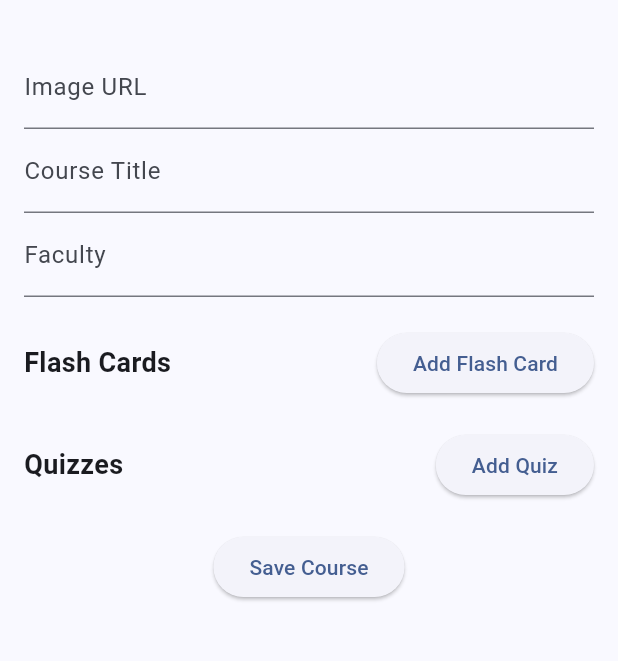
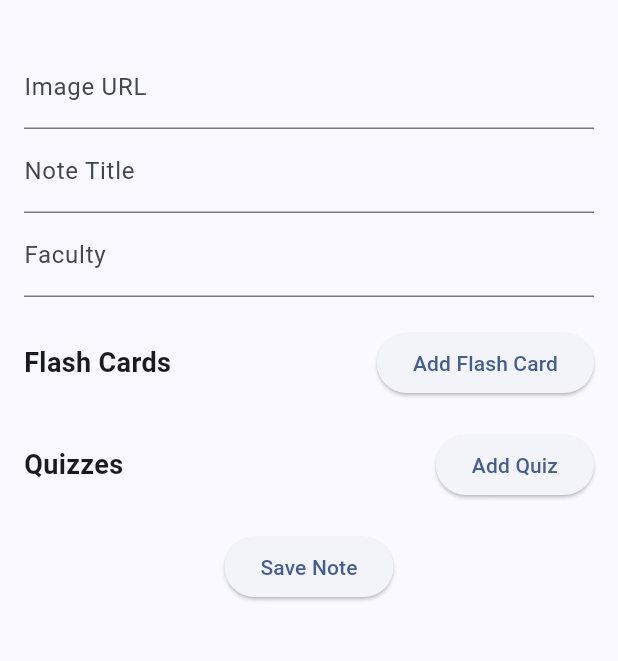
Before and after one commit to Roya1jr/study_app, a Flutter app: the CreatorPage screen opened directly, on a phone screen of 412 x 824 dp, the part 63-724 px from its top. Run offline on Flutter 3.47's test engine with Material 3 defaults, Android fonts, the phone set to English and light mode, and no system bars; drawn by our look-alikes of flutter_form_builder; our stand-ins replace carousel_slider, flip_card, form_builder_validators; missing offline and left inert: fluid_bottom_nav_bar.

Commit message:
Updated Naming

```diff
--- a/lib/assets/quiz.dart
+++ b/lib/assets/quiz.dart
@@ -1,6 +1,6 @@
 import 'package:study_app/models/models.dart';
 
-final List<Map<String, dynamic>> _fetchedCourses = [
+final List<Map<String, dynamic>> _fetchedNotes = [
   {
     'image':
         'https://flutter.github.io/assets-for-api-docs/assets/widgets/owl.jpg',
@@ -727,7 +727,7 @@ final List<Map<String, dynamic>> _fetchedCourses = [
   },
 ];
 
-List<Map<String, dynamic>> get lCourses => _fetchedCourses;
+List<Map<String, dynamic>> get lNotes => _fetchedNotes;
 
-final List<Course> dbCourses =
-    _fetchedCourses.map((json) => Course.fromJson(json)).toList();
+final List<Note> dbNotes =
+    _fetchedNotes.map((json) => Note.fromJson(json)).toList();
--- a/lib/components/cards.dart
+++ b/lib/components/cards.dart
@@ -31,20 +31,19 @@ class FlipFlashCard extends StatelessWidget {
   }
 }
 
-class CourseListCard extends StatelessWidget {
-  final Course course;
+class NoteListCard extends StatelessWidget {
+  final Note note;
   final Function() onRemove;
 
-  const CourseListCard(
-      {super.key, required this.course, required this.onRemove});
+  const NoteListCard({super.key, required this.note, required this.onRemove});
 
   @override
   Widget build(BuildContext context) {
     return Card(
       child: ListTile(
-        leading: Image.network(course.imageUrl),
-        title: Text(course.title),
-        subtitle: Text(course.faculty),
+        leading: Image.network(note.imageUrl),
+        title: Text(note.title),
+        subtitle: Text(note.faculty),
         trailing: IconButton(
           icon: const Icon(Icons.delete),
           onPressed: onRemove,
@@ -53,7 +52,7 @@ class CourseListCard extends StatelessWidget {
           Navigator.push(
             context,
             MaterialPageRoute(
-              builder: (context) => CourseContentPage(course: course),
+              builder: (context) => NoteContentPage(note: note),
             ),
           );
         },
@@ -62,17 +61,17 @@ class CourseListCard extends StatelessWidget {
   }
 }
 
-class CourseCard extends StatelessWidget {
+class NoteCard extends StatelessWidget {
   final String imageUrl;
-  final String courseTitle;
+  final String noteTitle;
   final String faculty;
   final bool isFavorite;
   final VoidCallback onFavoriteToggle;
 
-  const CourseCard({
+  const NoteCard({
     super.key,
     required this.imageUrl,
-    required this.courseTitle,
+    required this.noteTitle,
     required this.faculty,
     required this.isFavorite,
     required this.onFavoriteToggle,
@@ -131,7 +130,7 @@ class CourseCard extends StatelessWidget {
                   crossAxisAlignment: CrossAxisAlignment.start,
                   children: [
                     Text(
-                      courseTitle,
+                      noteTitle,
                       style: const TextStyle(
                         fontSize: 32,
                         fontWeight: FontWeight.bold,
@@ -156,3 +155,25 @@ class CourseCard extends StatelessWidget {
     );
   }
 }
+
+class ListFlashCard extends StatelessWidget {
+  final FlashCard flashCard;
+  final VoidCallback onDelete;
+
+  const ListFlashCard(
+      {super.key, required this.flashCard, required this.onDelete});
+
+  @override
+  Widget build(BuildContext context) {
+    return Card(
+      child: ListTile(
+        title: Text(flashCard.question),
+        subtitle: Text(flashCard.answer),
+        trailing: IconButton(
+          icon: const Icon(Icons.delete),
+          onPressed: onDelete,
+        ),
+      ),
+    );
+  }
+}
--- a/lib/components/navbar.dart
+++ b/lib/components/navbar.dart
@@ -65,7 +65,7 @@ class _BottomNavBarState extends State<BottomNavBar> {
           _child = const NotesPage();
           break;
         case 2:
-          _child = const CourseListPage();
+          _child = const NoteListPage();
           break;
       }
     });
--- a/lib/main.dart
+++ b/lib/main.dart
@@ -20,50 +20,63 @@ class MyAppState extends ChangeNotifier {
     notifyListeners();
   }
 
-  final List<Course> _createdCourses = [];
-  List<Course> get customCourses => _createdCourses;
+  final List<Note> _createdNotes = [];
+  List<Note> get customNotes => _createdNotes;
 
-  final List<Course> _fetchedCourses = dbCourses;
-  List<Course> get courses => _fetchedCourses;
+  final List<Note> _fetchedNotes = dbNotes;
+  List<Note> get notes => _fetchedNotes;
 
-  final List<Course> _favorites = [];
-  List<Course> get favorites => _favorites;
+  final List<Note> _favorites = [];
+  List<Note> get favorites => _favorites;
 
-  void toggleFavorite(Course mycourse) {
-    if (_favorites.contains(mycourse)) {
-      _favorites.remove(mycourse);
+  void toggleFavorite(Note mynote) {
+    if (_favorites.contains(mynote)) {
+      _favorites.remove(mynote);
     } else {
-      _favorites.add(mycourse);
+      _favorites.add(mynote);
     }
     notifyListeners();
   }
 
-  void addCourse(Course newCourse) {
-    final existingCourseIndex = _createdCourses.indexWhere(
-      (course) => course.title == newCourse.title,
+  void addNote(Note newNote) {
+    final existingNoteIndex = _createdNotes.indexWhere(
+      (note) => note.title == newNote.title,
     );
 
-    if (existingCourseIndex != -1) {
-      _createdCourses[existingCourseIndex] = newCourse;
-      print("Updating existing course");
+    if (existingNoteIndex != -1) {
+      _createdNotes[existingNoteIndex] = newNote;
+      print("Updating existing note");
     } else {
-      _createdCourses.add(newCourse);
-      print("Adding new course");
+      _createdNotes.add(newNote);
+      print("Adding new note");
     }
     notifyListeners();
   }
 
-  void removeCourse(Course mycourse) {
-    toggleFavorite(mycourse);
-    _createdCourses.remove(mycourse);
-    _fetchedCourses.remove(mycourse);
+  void removeNote(Note mynote) {
+    toggleFavorite(mynote);
+    _createdNotes.remove(mynote);
+    _fetchedNotes.remove(mynote);
     notifyListeners();
   }
 
-  void shareCourse(Course course) {
-    if (!_fetchedCourses.contains(course)) {
-      _fetchedCourses.add(course);
-      print("Shared course: ${course.title}");
+  void shareNote(Note newNote) {
+    // if (!_fetchedNotes.contains(note)) {
+    //   _fetchedNotes.add(note);
+    //   print("Shared note: ${note.title}");
+    // }
+    // notifyListeners();
+
+    final existingNoteIndex = _fetchedNotes.indexWhere(
+      (note) => note.title == newNote.title,
+    );
+
+    if (existingNoteIndex != -1) {
+      _fetchedNotes[existingNoteIndex] = newNote;
+      print("Updating existing note");
+    } else {
+      _fetchedNotes.add(newNote);
+      print("Adding new note");
     }
     notifyListeners();
   }
--- a/lib/models/models.dart
+++ b/lib/models/models.dart
@@ -1,11 +1,11 @@
-class Course {
+class Note {
   final String imageUrl;
   final String title;
   final String faculty;
   final List<FlashCard> flashCards;
   final List<Quiz> quizzes;
 
-  Course({
+  Note({
     required this.imageUrl,
     required this.title,
     required this.faculty,
@@ -13,8 +13,8 @@ class Course {
     required this.quizzes,
   });
 
-  factory Course.fromJson(Map<String, dynamic> json) {
-    return Course(
+  factory Note.fromJson(Map<String, dynamic> json) {
+    return Note(
       imageUrl: json['image'],
       title: json['title'],
       faculty: json['faculty'],
--- a/lib/views/content.dart
+++ b/lib/views/content.dart
@@ -4,10 +4,10 @@ import 'package:flip_card/flip_card.dart';
 import 'package:study_app/components/cards.dart';
 import 'package:study_app/models/models.dart';
 
-class CourseContentPage extends StatelessWidget {
-  final Course course;
+class NoteContentPage extends StatelessWidget {
+  final Note note;
 
-  const CourseContentPage({super.key, required this.course});
+  const NoteContentPage({super.key, required this.note});
 
   @override
   Widget build(BuildContext context) {
@@ -15,7 +15,7 @@ class CourseContentPage extends StatelessWidget {
       length: 2,
       child: Scaffold(
         appBar: AppBar(
-          title: Text(course.title),
+          title: Text(note.title),
           centerTitle: true,
           bottom: const TabBar(
             tabs: [
@@ -37,7 +37,7 @@ class CourseContentPage extends StatelessWidget {
                 autoPlay: false,
                 enlargeCenterPage: true,
               ),
-              items: course.flashCards.map<Widget>((flashCard) {
+              items: note.flashCards.map<Widget>((flashCard) {
                 return Padding(
                   padding: const EdgeInsets.symmetric(
                       horizontal: 16.0, vertical: 8.0),
@@ -54,9 +54,9 @@ class CourseContentPage extends StatelessWidget {
             Padding(
               padding: const EdgeInsets.all(8.0),
               child: ListView.builder(
-                itemCount: course.quizzes.length,
+                itemCount: note.quizzes.length,
                 itemBuilder: (context, index) {
-                  final quiz = course.quizzes[index];
+                  final quiz = note.quizzes[index];
                   return Card(
                     child: ListTile(
                       title: Text(quiz.title),
--- a/lib/views/creator.dart
+++ b/lib/views/creator.dart
@@ -2,17 +2,17 @@ import 'package:flutter/material.dart';
 import 'package:flutter_form_builder/flutter_form_builder.dart';
 import 'package:form_builder_validators/form_builder_validators.dart';
 import 'package:provider/provider.dart';
+import 'package:study_app/components/cards.dart';
 import 'package:study_app/main.dart';
-import 'package:study_app/components/flashcard_widget.dart';
 import 'package:study_app/components/quiz_widget.dart';
 import 'package:study_app/components/flashcard_dialog.dart';
 import 'package:study_app/components/quiz_dialog.dart';
 import 'package:study_app/models/models.dart';
 
 class CreatorPage extends StatefulWidget {
-  final Course? course;
+  final Note? note;
 
-  const CreatorPage({super.key, this.course});
+  const CreatorPage({super.key, this.note});
 
   @override
   State<CreatorPage> createState() => _CreatorPageState();
@@ -27,16 +27,16 @@ class _CreatorPageState extends State<CreatorPage> {
   @override
   void initState() {
     super.initState();
-    if (widget.course != null) {
-      flashCards = widget.course!.flashCards;
-      quizzes = widget.course!.quizzes;
+    if (widget.note != null) {
+      flashCards = widget.note!.flashCards;
+      quizzes = widget.note!.quizzes;
     }
   }
 
   void _submitForm() {
     if (_formKey.currentState?.saveAndValidate() ?? false) {
       final formData = _formKey.currentState!.value;
-      final course = Course(
+      final note = Note(
           imageUrl: formData['image'],
           title: formData['title'],
           faculty: formData['faculty'],
@@ -44,7 +44,7 @@ class _CreatorPageState extends State<CreatorPage> {
           quizzes: quizzes);
 
       final appState = Provider.of<MyAppState>(context, listen: false);
-      appState.addCourse(course);
+      appState.addNote(note);
       Navigator.pop(context);
     }
   }
@@ -81,11 +81,11 @@ class _CreatorPageState extends State<CreatorPage> {
         padding: const EdgeInsets.all(16),
         child: FormBuilder(
           key: _formKey,
-          initialValue: widget.course != null ? widget.course!.toJson() : {},
+          initialValue: widget.note != null ? widget.note!.toJson() : {},
           child: Column(
             crossAxisAlignment: CrossAxisAlignment.start,
             children: [
-              _buildCourseInfo(),
+              _buildNoteInfo(),
               const SizedBox(height: 20),
               _buildFlashCardsSection(),
               const SizedBox(height: 20),
@@ -94,7 +94,7 @@ class _CreatorPageState extends State<CreatorPage> {
               Center(
                 child: ElevatedButton(
                   onPressed: _submitForm,
-                  child: const Text('Save Course'),
+                  child: const Text('Save Note'),
                 ),
               ),
             ],
@@ -104,7 +104,7 @@ class _CreatorPageState extends State<CreatorPage> {
     );
   }
 
-  Widget _buildCourseInfo() {
+  Widget _buildNoteInfo() {
     return Column(
       children: [
         FormBuilderTextField(
@@ -117,7 +117,7 @@ class _CreatorPageState extends State<CreatorPage> {
         ),
         FormBuilderTextField(
           name: 'title',
-          decoration: const InputDecoration(labelText: 'Course Title'),
+          decoration: const InputDecoration(labelText: 'Note Title'),
           validator: FormBuilderValidators.required(),
         ),
         FormBuilderTextField(
@@ -152,7 +152,7 @@ class _CreatorPageState extends State<CreatorPage> {
           physics: const NeverScrollableScrollPhysics(),
           itemCount: flashCards.length,
           itemBuilder: (context, index) {
-            return FlashCardWidget(
+            return ListFlashCard(
               flashCard: flashCards[index],
               onDelete: () => setState(() => flashCards.removeAt(index)),
             );
--- a/lib/views/creatorlist.dart
+++ b/lib/views/creatorlist.dart
@@ -3,34 +3,34 @@ import 'package:provider/provider.dart';
 import 'package:study_app/main.dart';
 import 'package:study_app/views/creator.dart';
 
-class CourseListPage extends StatelessWidget {
-  const CourseListPage({super.key});
+class NoteListPage extends StatelessWidget {
+  const NoteListPage({super.key});
 
   @override
   Widget build(BuildContext context) {
-    final courses = context.watch<MyAppState>().customCourses;
+    final notes = context.watch<MyAppState>().customNotes;
 
     return Scaffold(
       appBar: AppBar(
-        title: const Text('My Courses'),
+        title: const Text('My Notes'),
         centerTitle: true,
       ),
-      body: courses.isEmpty
-          ? const Center(child: Text('No courses created.'))
+      body: notes.isEmpty
+          ? const Center(child: Text('No notes created.'))
           : ListView.builder(
-              itemCount: courses.length,
+              itemCount: notes.length,
               itemBuilder: (context, index) {
-                final course = courses[index];
+                final note = notes[index];
                 return Card(
                   margin: const EdgeInsets.all(8.0),
                   child: ListTile(
-                    title: Text(course.title),
-                    subtitle: Text(course.faculty),
+                    title: Text(note.title),
+                    subtitle: Text(note.faculty),
                     onTap: () {
                       Navigator.push(
                         context,
                         MaterialPageRoute(
-                          builder: (context) => CreatorPage(course: course),
+                          builder: (context) => CreatorPage(note: note),
                         ),
                       );
                     },
@@ -42,18 +42,18 @@ class CourseListPage extends StatelessWidget {
                           Navigator.push(
                             context,
                             MaterialPageRoute(
-                              builder: (context) => CreatorPage(course: course),
+                              builder: (context) => CreatorPage(note: note),
                             ),
                           );
                         } else if (value == 'share') {
-                          context.read<MyAppState>().shareCourse(course);
+                          context.read<MyAppState>().shareNote(note);
                           ScaffoldMessenger.of(context).showSnackBar(
-                            SnackBar(content: Text('${course.title} shared!')),
+                            SnackBar(content: Text('${note.title} shared!')),
                           );
                         } else if (value == 'delete') {
-                          context.read<MyAppState>().removeCourse(course);
+                          context.read<MyAppState>().removeNote(note);
                           ScaffoldMessenger.of(context).showSnackBar(
-                            SnackBar(content: Text('${course.title} deleted!')),
+                            SnackBar(content: Text('${note.title} deleted!')),
                           );
                         }
                       },
--- a/lib/views/favorites.dart
+++ b/lib/views/favorites.dart
@@ -9,20 +9,20 @@ class FavoritesPage extends StatelessWidget {
   @override
   Widget build(BuildContext context) {
     var appState = context.watch<MyAppState>();
-    final courses = appState.favorites;
+    final notes = appState.favorites;
 
     return Scaffold(
       appBar: AppBar(
         title: const Center(child: Text("Favorites")),
       ),
       body: ListView.builder(
-        itemCount: courses.length,
+        itemCount: notes.length,
         itemBuilder: (context, index) {
-          final course = courses[index];
-          return CourseListCard(
-              course: course,
+          final note = notes[index];
+          return NoteListCard(
+              note: note,
               onRemove: () {
-                appState.toggleFavorite(course);
+                appState.toggleFavorite(note);
               });
         },
       ),
--- a/lib/views/notes.dart
+++ b/lib/views/notes.dart
@@ -18,18 +18,18 @@ class NotesPage extends StatelessWidget {
         autoPlay: false,
         enlargeCenterPage: true,
       ),
-      items: appState.courses.map((course) {
+      items: appState.notes.map((note) {
         return Builder(
           builder: (BuildContext context) {
-            final isFavorite = appState.favorites.contains(course);
+            final isFavorite = appState.favorites.contains(note);
 
-            return CourseCard(
-              imageUrl: course.imageUrl,
-              courseTitle: course.title,
-              faculty: course.faculty,
+            return NoteCard(
+              imageUrl: note.imageUrl,
+              noteTitle: note.title,
+              faculty: note.faculty,
               isFavorite: isFavorite,
               onFavoriteToggle: () {
-                appState.toggleFavorite(course);
+                appState.toggleFavorite(note);
               },
             );
           },
```
Also changed, not shown: lib/components/flashcard_widget.dart (deleted, +0 -24 lines).
